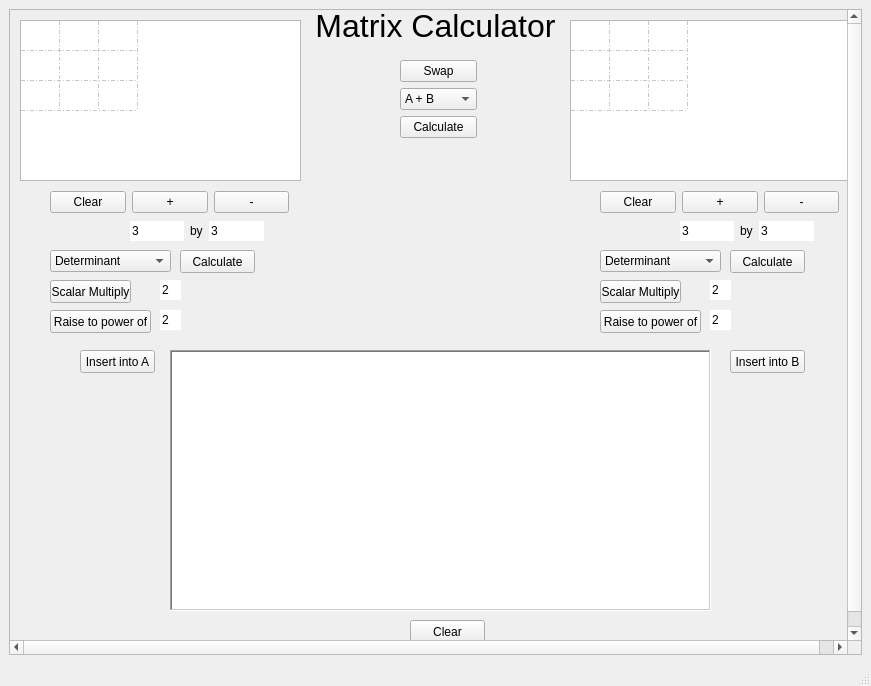
First picture: the form in mainwindow.ui, repository justinhay14/Matrix-Calulator-cpp, before the edit.
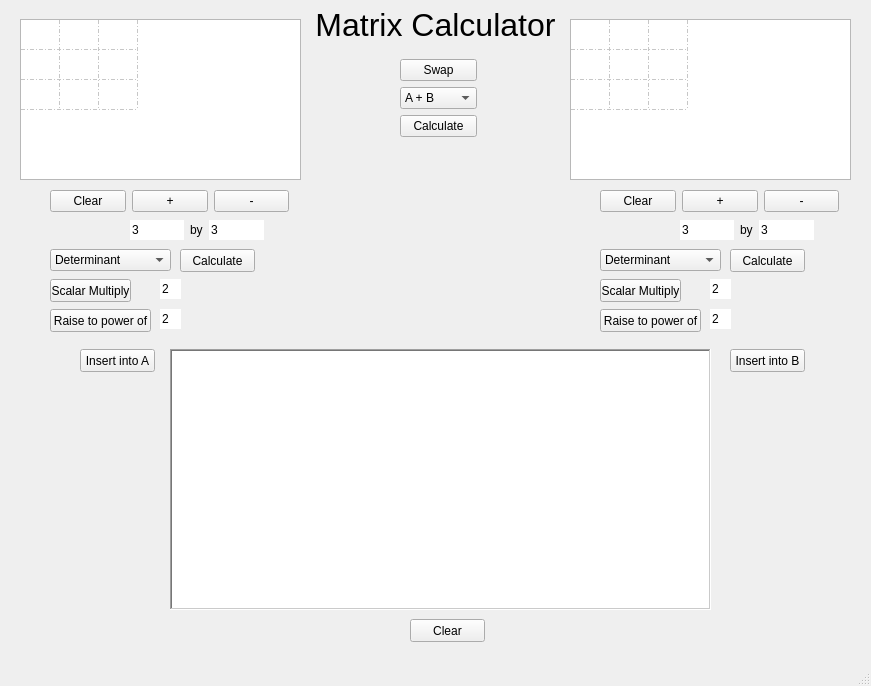
Second picture: the form after the edit.

Commit message: added some better styling

Diff of the .ui file:
```diff
--- a/mainwindow.ui
+++ b/mainwindow.ui
@@ -23,14 +23,23 @@
         <verstretch>0</verstretch>
        </sizepolicy>
       </property>
+      <property name="frameShape">
+       <enum>QFrame::NoFrame</enum>
+      </property>
+      <property name="frameShadow">
+       <enum>QFrame::Sunken</enum>
+      </property>
       <property name="widgetResizable">
        <bool>false</bool>
       </property>
+      <property name="alignment">
+       <set>Qt::AlignCenter</set>
+      </property>
       <widget class="QWidget" name="scrollAreaWidgetContents_4">
        <property name="geometry">
         <rect>
-         <x>0</x>
-         <y>0</y>
+         <x>1</x>
+         <y>1</y>
          <width>851</width>
          <height>646</height>
         </rect>
```
